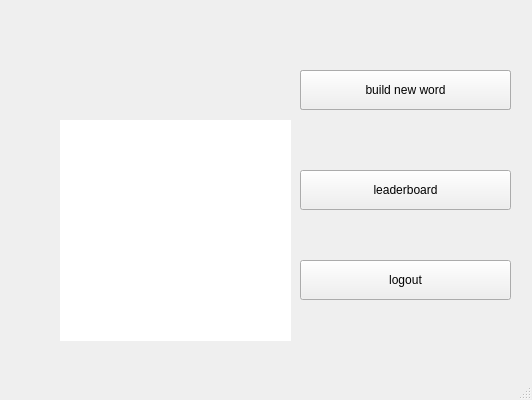
The window that client/src/ui/mainwindow.ui (Nihileon/word-elimination) describes before a commit, drawn with Qt 5.
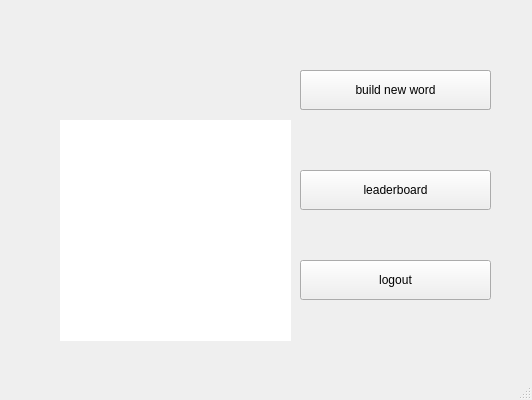
The same window after the commit. Custom widgets are drawn as their Qt base class.

```diff
--- a/client/src/ui/mainwindow.ui
+++ b/client/src/ui/mainwindow.ui
@@ -44,7 +44,7 @@
      <rect>
       <x>300</x>
       <y>70</y>
-      <width>211</width>
+      <width>191</width>
       <height>40</height>
      </rect>
     </property>
@@ -57,7 +57,7 @@
      <rect>
       <x>300</x>
       <y>170</y>
-      <width>211</width>
+      <width>191</width>
       <height>40</height>
      </rect>
     </property>
@@ -76,7 +76,7 @@
      <rect>
       <x>300</x>
       <y>260</y>
-      <width>211</width>
+      <width>191</width>
       <height>40</height>
      </rect>
     </property>
@@ -89,7 +89,7 @@
      <rect>
       <x>300</x>
       <y>70</y>
-      <width>211</width>
+      <width>191</width>
       <height>40</height>
      </rect>
     </property>
```
